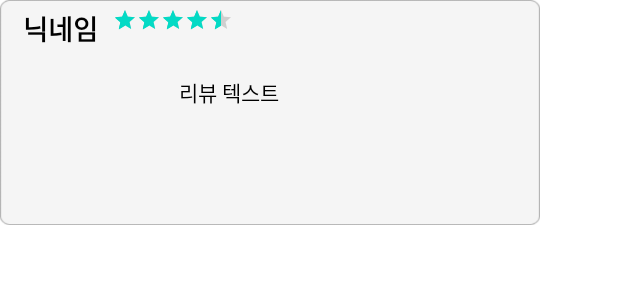
After one commit to gudwls47/Sever_project, an Android app: the layout item_store_review.xml on its own in the app's theme, with its tools: preview values and no code run, on a phone screen of 412 x 824 dp. The commit adds this screen. Shown: the top 300 px of the screen. Run offline under Robolectric (Android 15) with nearby library versions, the phone set to English and light mode, and no system bars.

Commit message:
가게 상세 페이지 리뷰tab 구현 완료

```diff
--- /dev/null
+++ b/app/src/main/res/layout/item_store_review.xml
@@ -0,0 +1,65 @@
+<?xml version="1.0" encoding="utf-8"?>
+<LinearLayout xmlns:android="http://schemas.android.com/apk/res/android"
+    android:layout_width="360dp"
+    android:layout_height="150dp"
+    android:layout_marginStart="0dp"
+    android:orientation="vertical"
+    android:background="@drawable/btn_white_box"
+    android:padding="5dp"
+    android:layout_marginBottom="10dp">
+
+    <!-- 닉네임 + 별점 -->
+    <LinearLayout
+        android:layout_width="wrap_content"
+        android:layout_height="wrap_content"
+        android:orientation="horizontal"
+        android:layout_marginStart="10dp">
+
+        <TextView
+            android:id="@+id/tv_nickname"
+            android:layout_width="wrap_content"
+            android:layout_height="wrap_content"
+            android:text="닉네임"
+            android:textSize="18sp"
+            android:textColor="@color/black"
+            android:textStyle="bold" />
+
+        <RatingBar
+            android:id="@+id/rating_bar"
+            android:layout_width="wrap_content"
+            android:layout_height="wrap_content"
+            android:layout_marginStart="10dp"
+            android:rating="4.5"
+            android:numStars="5"
+            android:stepSize="0.5"
+            android:isIndicator="true"
+            style="?android:attr/ratingBarStyleSmall" />
+    </LinearLayout>
+
+    <!-- 이미지 + 텍스트 -->
+    <LinearLayout
+        android:layout_width="match_parent"
+        android:layout_height="wrap_content"
+        android:orientation="horizontal"
+        android:layout_marginTop="8dp">
+
+        <LinearLayout
+            android:id="@+id/layout_images"
+            android:layout_width="90dp"
+            android:layout_height="90dp"
+            android:layout_marginStart="10dp"
+            android:orientation="horizontal"
+            android:gravity="center_vertical" />
+
+        <TextView
+            android:id="@+id/tv_review_text"
+            android:layout_width="match_parent"
+            android:layout_height="wrap_content"
+            android:text="리뷰 텍스트"
+            android:textSize="14sp"
+            android:layout_marginStart="14dp"
+            android:layout_marginTop="10dp"
+            android:textColor="@color/black" />
+    </LinearLayout>
+
+</LinearLayout>
```
Also changed, not shown: app/src/main/java/com/example/server_project/StoreDetailFragment.kt (+9 -5 lines), app/src/main/java/com/example/server_project/StoreTabContentFragment.kt (+34 -2 lines), app/src/main/java/com/example/server_project/ui/StoreDetailPagerAdapter.kt (+8 -2 lines), app/src/main/java/com/example/server_project/ui/StoreReviewAdapter.kt (added, +50 -0 lines), app/src/main/res/layout/fragment_store_tab_review.xml (added, +62 -0 lines), app/src/main/res/drawable/btn_review_box.png (added).
